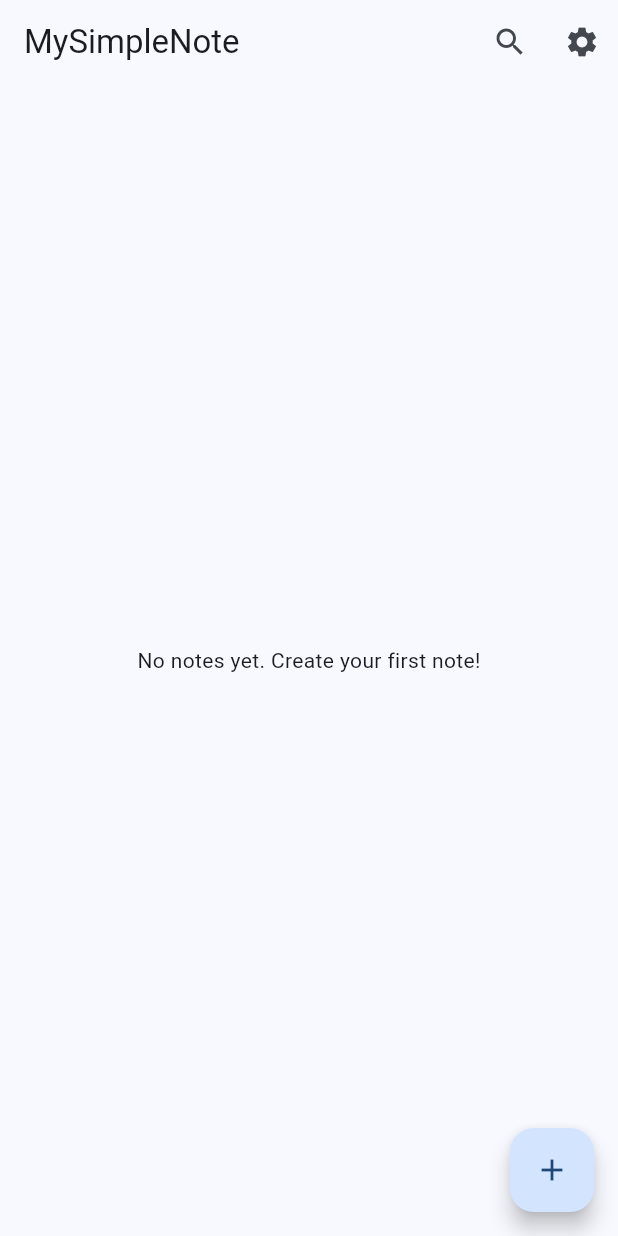
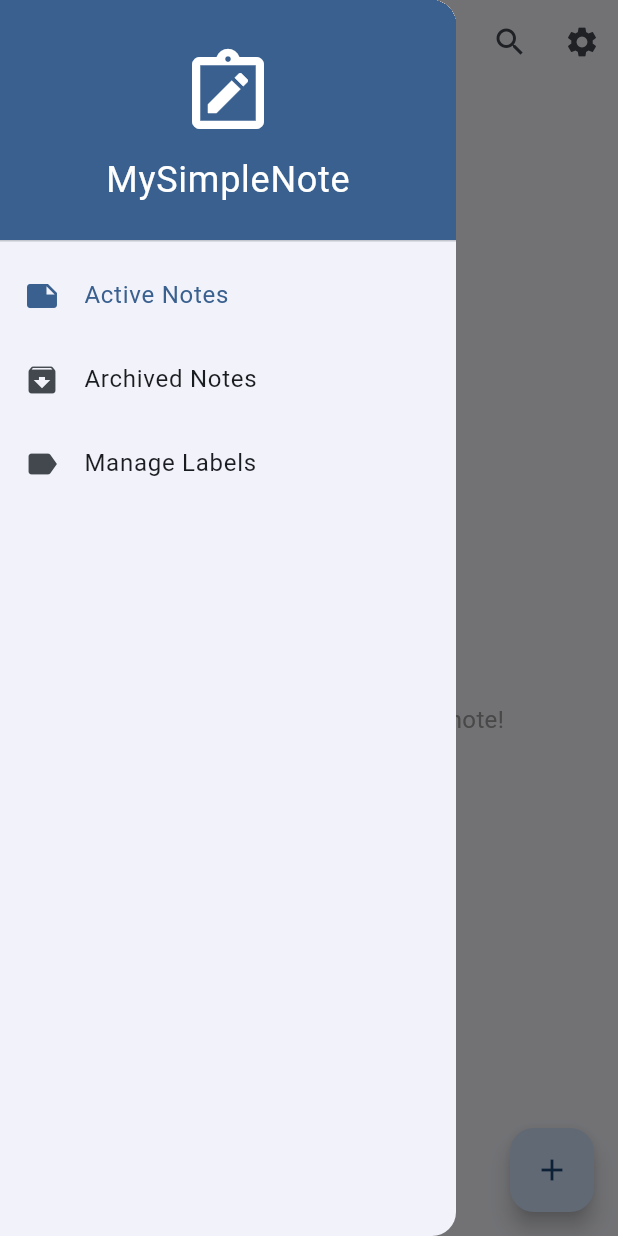
Before and after one commit to Fuze95/vgsmw_msn, a Flutter app: the screen it shows after launch, with the side drawer open (before the commit the screen has no drawer), on a phone screen of 412 x 824 dp. Run offline on Flutter 3.47's test engine with Material 3 defaults, Android fonts, the phone set to English and light mode, and no system bars; our stand-ins replace flutter_image_compress, image_picker, shared_preferences, sqflite; accounts and stored records are empty.

Commit message:
Update home_screen.dart

```diff
--- a/lib/screens/home_screen.dart
+++ b/lib/screens/home_screen.dart
@@ -1,18 +1,28 @@
 import 'package:flutter/material.dart';
 import 'package:provider/provider.dart';
 import '../providers/note_provider.dart';
+import '../providers/label_provider.dart';
 import '../widgets/note_card.dart';
 import 'note_editor_screen.dart';
-import '../screens/settings_screen.dart';
+import 'settings_screen.dart';
+import 'label_management_screen.dart';
+import '../models/note.dart';
 
-class HomeScreen extends StatelessWidget {
+class HomeScreen extends StatefulWidget {
   const HomeScreen({Key? key}) : super(key: key);
+
+  @override
+  State<HomeScreen> createState() => _HomeScreenState();
+}
+
+class _HomeScreenState extends State<HomeScreen> {
+  bool _showArchived = false;
 
   @override
   Widget build(BuildContext context) {
     return Scaffold(
       appBar: AppBar(
-        title: const Text('MySimpleNote'),
+        title: Text(_showArchived ? 'Archived Notes' : 'MySimpleNote'),
         actions: [
           IconButton(
             icon: const Icon(Icons.search),
@@ -36,13 +46,100 @@ class HomeScreen extends StatelessWidget {
           ),
         ],
       ),
+      drawer: Drawer(
+        child: ListView(
+          padding: EdgeInsets.zero,
+          children: [
+            DrawerHeader(
+              decoration: BoxDecoration(
+                color: Theme.of(context).primaryColor,
+              ),
+              child: Column(
+                mainAxisAlignment: MainAxisAlignment.center,
+                children: [
+                  Icon(
+                    Icons.note_alt_outlined,
+                    size: 64,
+                    color: Theme.of(context).colorScheme.onPrimary,
+                  ),
+                  const SizedBox(height: 8),
+                  Text(
+                    'MySimpleNote',
+                    style: TextStyle(
+                      color: Theme.of(context).colorScheme.onPrimary,
+                      fontSize: 24,
+                    ),
+                  ),
+                ],
+              ),
+            ),
+            ListTile(
+              leading: const Icon(Icons.note),
+              title: const Text('Active Notes'),
+              selected: !_showArchived,
+              onTap: () {
+                setState(() {
+                  _showArchived = false;
+                });
+                Navigator.pop(context);
+              },
+            ),
+            ListTile(
+              leading: const Icon(Icons.archive),
+              title: const Text('Archived Notes'),
+              selected: _showArchived,
+              onTap: () {
+                setState(() {
+                  _showArchived = true;
+                });
+                Navigator.pop(context);
+              },
+            ),
+            ListTile(
+              leading: const Icon(Icons.label),
+              title: const Text('Manage Labels'),
+              onTap: () {
+                Navigator.pop(context); // Close drawer
+                Navigator.push(
+                  context,
+                  MaterialPageRoute(
+                    builder: (context) => const LabelManagementScreen(),
+                  ),
+                );
+              },
+            ),
+          ],
+        ),
+      ),
       body: Consumer<NoteProvider>(
         builder: (context, noteProvider, child) {
-          final notes = noteProvider.notes;
+          final notes = _showArchived
+              ? noteProvider.archivedNotes
+              : noteProvider.notes;
 
           if (notes.isEmpty) {
-            return const Center(
-              child: Text('No notes yet. Create your first note!'),
+            return Center(
+              child: Column(
+                mainAxisAlignment: MainAxisAlignment.center,
+                children: [
+                  Icon(
+                    _showArchived ? Icons.archive : Icons.note_add,
+                    size: 64,
+                    color: Colors.grey,
+                  ),
+                  const SizedBox(height: 16),
+                  Text(
+                    _showArchived
+                        ? 'No archived notes'
+                        : 'No notes yet. Create your first note!',
+                    textAlign: TextAlign.center,
+                    style: const TextStyle(
+                      fontSize: 16,
+                      color: Colors.grey,
+                    ),
+                  ),
+                ],
+              ),
             );
           }
 
@@ -54,16 +151,38 @@ class HomeScreen extends StatelessWidget {
                 note: notes[index],
                 onArchive: () {
                   noteProvider.toggleArchiveStatus(notes[index]);
+                  ScaffoldMessenger.of(context).showSnackBar(
+                    SnackBar(
+                      content: Text(
+                        _showArchived
+                            ? 'Note unarchived'
+                            : 'Note archived',
+                      ),
+                      action: SnackBarAction(
+                        label: 'Undo',
+                        onPressed: () {
+                          noteProvider.toggleArchiveStatus(notes[index]);
+                        },
+                      ),
+                    ),
+                  );
                 },
                 onDelete: () async {
                   await noteProvider.deleteNote(notes[index].id!);
+                  if (context.mounted) {
+                    ScaffoldMessenger.of(context).showSnackBar(
+                      const SnackBar(
+                        content: Text('Note deleted'),
+                      ),
+                    );
+                  }
                 },
               );
             },
           );
         },
       ),
-      floatingActionButton: FloatingActionButton(
+      floatingActionButton: !_showArchived ? FloatingActionButton(
         onPressed: () {
           Navigator.push(
             context,
@@ -73,12 +192,11 @@ class HomeScreen extends StatelessWidget {
           );
         },
         child: const Icon(Icons.add),
-      ),
+      ) : null,
     );
   }
 }
 
-// Add search delegate class
 class NoteSearchDelegate extends SearchDelegate {
   @override
   List<Widget> buildActions(BuildContext context) {
@@ -113,16 +231,58 @@ class NoteSearchDelegate extends SearchDelegate {
   }
 
   Widget _buildSearchResults(BuildContext context) {
-    final noteProvider = Provider.of<NoteProvider>(context, listen: false);
-    noteProvider.setSearchQuery(query);
+    if (query.isEmpty) {
+      return const Center(
+        child: Column(
+          mainAxisAlignment: MainAxisAlignment.center,
+          children: [
+            Icon(
+              Icons.search,
+              size: 64,
+              color: Colors.grey,
+            ),
+            SizedBox(height: 16),
+            Text(
+              'Type to search notes',
+              style: TextStyle(
+                fontSize: 16,
+                color: Colors.grey,
+              ),
+            ),
+          ],
+        ),
+      );
+    }
 
     return Consumer<NoteProvider>(
       builder: (context, noteProvider, child) {
-        final filteredNotes = noteProvider.getFilteredNotes();
+        final allNotes = noteProvider.notes;
+        final filteredNotes = allNotes.where((note) {
+          final titleMatch = note.title.toLowerCase().contains(query.toLowerCase());
+          final contentMatch = note.content.toLowerCase().contains(query.toLowerCase());
+          return titleMatch || contentMatch;
+        }).toList();
 
         if (filteredNotes.isEmpty) {
-          return const Center(
-            child: Text('No matching notes found'),
+          return Center(
+            child: Column(
+              mainAxisAlignment: MainAxisAlignment.center,
+              children: [
+                const Icon(
+                  Icons.search_off,
+                  size: 64,
+                  color: Colors.grey,
+                ),
+                const SizedBox(height: 16),
+                Text(
+                  'No notes found for "$query"',
+                  style: const TextStyle(
+                    fontSize: 16,
+                    color: Colors.grey,
+                  ),
+                ),
+              ],
+            ),
           );
         }
 
@@ -133,10 +293,26 @@ class NoteSearchDelegate extends SearchDelegate {
             return NoteCard(
               note: filteredNotes[index],
               onArchive: () {
-                noteProvider.toggleArchiveStatus(filteredNotes[index]);
+                Provider.of<NoteProvider>(context, listen: false)
+                    .toggleArchiveStatus(filteredNotes[index]);
+                ScaffoldMessenger.of(context).showSnackBar(
+                  const SnackBar(
+                    content: Text('Note archived'),
+                    duration: Duration(seconds: 2),
+                  ),
+                );
               },
               onDelete: () async {
-                await noteProvider.deleteNote(filteredNotes[index].id!);
+                await Provider.of<NoteProvider>(context, listen: false)
+                    .deleteNote(filteredNotes[index].id!);
+                if (context.mounted) {
+                  ScaffoldMessenger.of(context).showSnackBar(
+                    const SnackBar(
+                      content: Text('Note deleted'),
+                      duration: Duration(seconds: 2),
+                    ),
+                  );
+                }
               },
             );
           },
@@ -144,4 +320,12 @@ class NoteSearchDelegate extends SearchDelegate {
       },
     );
   }
+
+  @override
+  String get searchFieldLabel => 'Search notes';
+
+  @override
+  TextStyle? get searchFieldStyle => const TextStyle(
+    fontSize: 18,
+  );
 }
```
